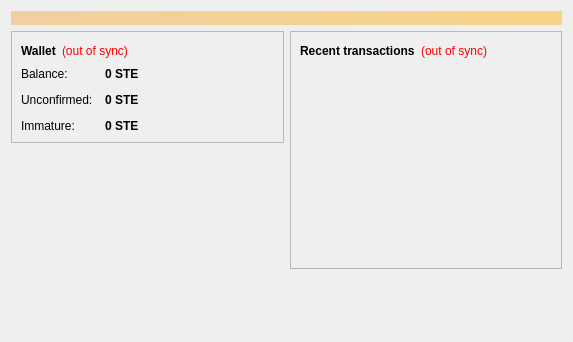
Qt form src/qt/forms/overviewpage.ui (stredle/stredle) before a commit.
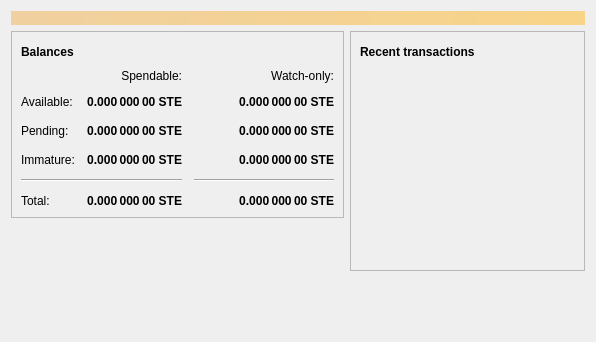
The same form after that commit. Icons and pictures are not drawn.

The edit to the form file:
```diff
--- a/src/qt/forms/overviewpage.ui
+++ b/src/qt/forms/overviewpage.ui
@@ -6,7 +6,7 @@
    <rect>
     <x>0</x>
     <y>0</y>
-    <width>573</width>
+    <width>596</width>
     <height>342</height>
    </rect>
   </property>
@@ -20,7 +20,7 @@
       <bool>false</bool>
      </property>
      <property name="styleSheet">
-      <string notr="true">background-color: qlineargradient(x1: 0, y1: 0, x2: 1, y2: 0, stop:0 #F0D0A0, stop:1 #F8D488); color:#000000;</string>
+      <string notr="true">QLabel { background-color: qlineargradient(x1: 0, y1: 0, x2: 1, y2: 0, stop:0 #F0D0A0, stop:1 #F8D488); color:#000000; }</string>
      </property>
      <property name="wordWrap">
       <bool>true</bool>
@@ -54,27 +54,197 @@
                </font>
               </property>
               <property name="text">
-               <string>Wallet</string>
+               <string>Balances</string>
               </property>
              </widget>
             </item>
             <item>
-             <widget class="QLabel" name="labelWalletStatus">
+             <widget class="QPushButton" name="labelWalletStatus">
+              <property name="enabled">
+               <bool>true</bool>
+              </property>
+              <property name="maximumSize">
+               <size>
+                <width>30</width>
+                <height>16777215</height>
+               </size>
+              </property>
               <property name="toolTip">
                <string>The displayed information may be out of date. Your wallet automatically synchronizes with the Stredle network after a connection is established, but this process has not completed yet.</string>
               </property>
-              <property name="styleSheet">
-               <string notr="true">QLabel { color: red; }</string>
-              </property>
               <property name="text">
-               <string notr="true">(out of sync)</string>
+               <string/>
               </property>
-              <property name="alignment">
-               <set>Qt::AlignLeading|Qt::AlignLeft|Qt::AlignVCenter</set>
+              <property name="icon">
+               <iconset resource="../bitcoin.qrc">
+                <normaloff>:/icons/warning</normaloff>
+                <disabledoff>:/icons/warning</disabledoff>:/icons/warning</iconset>
+              </property>
+              <property name="iconSize">
+               <size>
+                <width>24</width>
+                <height>24</height>
+               </size>
+              </property>
+              <property name="flat">
+               <bool>true</bool>
               </property>
              </widget>
             </item>
             <item>
+             <spacer name="horizontalSpacer_3">
+              <property name="orientation">
+               <enum>Qt::Horizontal</enum>
+              </property>
+              <property name="sizeHint" stdset="0">
+               <size>
+                <width>40</width>
+                <height>20</height>
+               </size>
+              </property>
+             </spacer>
+            </item>
+           </layout>
+          </item>
+          <item>
+           <layout class="QGridLayout" name="gridLayout">
+            <property name="spacing">
+             <number>12</number>
+            </property>
+            <item row="2" column="2">
+             <widget class="QLabel" name="labelWatchPending">
+              <property name="font">
+               <font>
+                <weight>75</weight>
+                <bold>true</bold>
+               </font>
+              </property>
+              <property name="cursor">
+               <cursorShape>IBeamCursor</cursorShape>
+              </property>
+              <property name="toolTip">
+               <string>Unconfirmed transactions to watch-only addresses</string>
+              </property>
+              <property name="text">
+               <string notr="true">0.000 000 00 STE</string>
+              </property>
+              <property name="alignment">
+               <set>Qt::AlignRight|Qt::AlignTrailing|Qt::AlignVCenter</set>
+              </property>
+              <property name="textInteractionFlags">
+               <set>Qt::LinksAccessibleByMouse|Qt::TextSelectableByKeyboard|Qt::TextSelectableByMouse</set>
+              </property>
+             </widget>
+            </item>
+            <item row="2" column="1">
+             <widget class="QLabel" name="labelUnconfirmed">
+              <property name="font">
+               <font>
+                <weight>75</weight>
+                <bold>true</bold>
+               </font>
+              </property>
+              <property name="cursor">
+               <cursorShape>IBeamCursor</cursorShape>
+              </property>
+              <property name="toolTip">
+               <string>Total of transactions that have yet to be confirmed, and do not yet count toward the spendable balance</string>
+              </property>
+              <property name="text">
+               <string notr="true">0.000 000 00 STE</string>
+              </property>
+              <property name="alignment">
+               <set>Qt::AlignRight|Qt::AlignTrailing|Qt::AlignVCenter</set>
+              </property>
+              <property name="textInteractionFlags">
+               <set>Qt::LinksAccessibleByMouse|Qt::TextSelectableByKeyboard|Qt::TextSelectableByMouse</set>
+              </property>
+             </widget>
+            </item>
+            <item row="3" column="2">
+             <widget class="QLabel" name="labelWatchImmature">
+              <property name="font">
+               <font>
+                <weight>75</weight>
+                <bold>true</bold>
+               </font>
+              </property>
+              <property name="cursor">
+               <cursorShape>IBeamCursor</cursorShape>
+              </property>
+              <property name="toolTip">
+               <string>Mined balance in watch-only addresses that has not yet matured</string>
+              </property>
+              <property name="text">
+               <string notr="true">0.000 000 00 STE</string>
+              </property>
+              <property name="alignment">
+               <set>Qt::AlignRight|Qt::AlignTrailing|Qt::AlignVCenter</set>
+              </property>
+              <property name="textInteractionFlags">
+               <set>Qt::LinksAccessibleByMouse|Qt::TextSelectableByKeyboard|Qt::TextSelectableByMouse</set>
+              </property>
+             </widget>
+            </item>
+            <item row="4" column="0" colspan="2">
+             <widget class="Line" name="line">
+              <property name="orientation">
+               <enum>Qt::Horizontal</enum>
+              </property>
+             </widget>
+            </item>
+            <item row="4" column="2">
+             <widget class="Line" name="lineWatchBalance">
+              <property name="sizePolicy">
+               <sizepolicy hsizetype="Preferred" vsizetype="Fixed">
+                <horstretch>0</horstretch>
+                <verstretch>0</verstretch>
+               </sizepolicy>
+              </property>
+              <property name="minimumSize">
+               <size>
+                <width>140</width>
+                <height>0</height>
+               </size>
+              </property>
+              <property name="orientation">
+               <enum>Qt::Horizontal</enum>
+              </property>
+             </widget>
+            </item>
+            <item row="5" column="0">
+             <widget class="QLabel" name="labelTotalText">
+              <property name="text">
+               <string>Total:</string>
+              </property>
+             </widget>
+            </item>
+            <item row="3" column="1">
+             <widget class="QLabel" name="labelImmature">
+              <property name="font">
+               <font>
+                <weight>75</weight>
+                <bold>true</bold>
+               </font>
+              </property>
+              <property name="cursor">
+               <cursorShape>IBeamCursor</cursorShape>
+              </property>
+              <property name="toolTip">
+               <string>Mined balance that has not yet matured</string>
+              </property>
+              <property name="text">
+               <string notr="true">0.000 000 00 STE</string>
+              </property>
+              <property name="alignment">
+               <set>Qt::AlignRight|Qt::AlignTrailing|Qt::AlignVCenter</set>
+              </property>
+              <property name="textInteractionFlags">
+               <set>Qt::LinksAccessibleByMouse|Qt::TextSelectableByKeyboard|Qt::TextSelectableByMouse</set>
+              </property>
+             </widget>
+            </item>
+            <item row="2" column="3">
              <spacer name="horizontalSpacer_2">
               <property name="orientation">
                <enum>Qt::Horizontal</enum>
@@ -87,28 +257,15 @@
               </property>
              </spacer>
             </item>
-           </layout>
-          </item>
-          <item>
-           <layout class="QFormLayout" name="formLayout_2">
-            <property name="fieldGrowthPolicy">
-             <enum>QFormLayout::AllNonFixedFieldsGrow</enum>
-            </property>
-            <property name="horizontalSpacing">
-             <number>12</number>
-            </property>
-            <property name="verticalSpacing">
-             <number>12</number>
-            </property>
-            <item row="0" column="0">
-             <widget class="QLabel" name="label">
+            <item row="3" column="0">
+             <widget class="QLabel" name="labelImmatureText">
               <property name="text">
-               <string>Balance:</string>
+               <string>Immature:</string>
               </property>
              </widget>
             </item>
-            <item row="0" column="1">
-             <widget class="QLabel" name="labelBalance">
+            <item row="5" column="1">
+             <widget class="QLabel" name="labelTotal">
               <property name="font">
                <font>
                 <weight>75</weight>
@@ -122,22 +279,60 @@
                <string>Your current balance</string>
               </property>
               <property name="text">
-               <string notr="true">0 STE</string>
+               <string notr="true">0.000 000 00 STE</string>
               </property>
+              <property name="alignment">
+               <set>Qt::AlignRight|Qt::AlignTrailing|Qt::AlignVCenter</set>
+              </property>
               <property name="textInteractionFlags">
                <set>Qt::LinksAccessibleByMouse|Qt::TextSelectableByKeyboard|Qt::TextSelectableByMouse</set>
               </property>
              </widget>
             </item>
+            <item row="5" column="2">
+             <widget class="QLabel" name="labelWatchTotal">
+              <property name="font">
+               <font>
+                <weight>75</weight>
+                <bold>true</bold>
+               </font>
+              </property>
+              <property name="cursor">
+               <cursorShape>IBeamCursor</cursorShape>
+              </property>
+              <property name="toolTip">
+               <string>Current total balance in watch-only addresses</string>
+              </property>
+              <property name="text">
+               <string notr="true">0.000 000 00 STE</string>
+              </property>
+              <property name="alignment">
+               <set>Qt::AlignRight|Qt::AlignTrailing|Qt::AlignVCenter</set>
+              </property>
+              <property name="textInteractionFlags">
+               <set>Qt::LinksAccessibleByMouse|Qt::TextSelectableByKeyboard|Qt::TextSelectableByMouse</set>
+              </property>
+             </widget>
+            </item>
+            <item row="0" column="2">
+             <widget class="QLabel" name="labelWatchonly">
+              <property name="text">
+               <string>Watch-only:</string>
+              </property>
+              <property name="alignment">
+               <set>Qt::AlignRight|Qt::AlignTrailing|Qt::AlignVCenter</set>
+              </property>
+             </widget>
+            </item>
             <item row="1" column="0">
-             <widget class="QLabel" name="label_3">
+             <widget class="QLabel" name="labelBalanceText">
               <property name="text">
-               <string>Unconfirmed:</string>
+               <string>Available:</string>
               </property>
              </widget>
             </item>
             <item row="1" column="1">
-             <widget class="QLabel" name="labelUnconfirmed">
+             <widget class="QLabel" name="labelBalance">
               <property name="font">
                <font>
                 <weight>75</weight>
@@ -151,7 +346,35 @@
                <string>Total of transactions that have yet to be confirmed, and do not yet count toward the current balance</string>
               </property>
               <property name="text">
-               <string notr="true">0 STE</string>
+               <string notr="true">0.000 000 00 STE</string>
+              </property>
+              <property name="alignment">
+               <set>Qt::AlignRight|Qt::AlignTrailing|Qt::AlignVCenter</set>
+              </property>
+              <property name="textInteractionFlags">
+               <set>Qt::LinksAccessibleByMouse|Qt::TextSelectableByKeyboard|Qt::TextSelectableByMouse</set>
+              </property>
+             </widget>
+            </item>
+            <item row="1" column="2">
+             <widget class="QLabel" name="labelWatchAvailable">
+              <property name="font">
+               <font>
+                <weight>75</weight>
+                <bold>true</bold>
+               </font>
+              </property>
+              <property name="cursor">
+               <cursorShape>IBeamCursor</cursorShape>
+              </property>
+              <property name="toolTip">
+               <string>Your current balance in watch-only addresses</string>
+              </property>
+              <property name="text">
+               <string notr="true">0.000 000 00 STE</string>
+              </property>
+              <property name="alignment">
+               <set>Qt::AlignRight|Qt::AlignTrailing|Qt::AlignVCenter</set>
               </property>
               <property name="textInteractionFlags">
                <set>Qt::LinksAccessibleByMouse|Qt::TextSelectableByKeyboard|Qt::TextSelectableByMouse</set>
@@ -159,28 +382,19 @@
              </widget>
             </item>
             <item row="2" column="0">
-             <widget class="QLabel" name="labelImmatureText">
+             <widget class="QLabel" name="labelPendingText">
               <property name="text">
-               <string>Immature:</string>
+               <string>Pending:</string>
               </property>
              </widget>
             </item>
-            <item row="2" column="1">
-             <widget class="QLabel" name="labelImmature">
-              <property name="font">
-               <font>
-                <weight>75</weight>
-                <bold>true</bold>
-               </font>
-              </property>
-              <property name="toolTip">
-               <string>Mined balance that has not yet matured</string>
-              </property>
+            <item row="0" column="1">
+             <widget class="QLabel" name="labelSpendable">
               <property name="text">
-               <string notr="true">0 STE</string>
+               <string>Spendable:</string>
               </property>
-              <property name="textInteractionFlags">
-               <set>Qt::LinksAccessibleByMouse|Qt::TextSelectableByKeyboard|Qt::TextSelectableByMouse</set>
+              <property name="alignment">
+               <set>Qt::AlignRight|Qt::AlignTrailing|Qt::AlignVCenter</set>
               </property>
              </widget>
             </item>
@@ -219,24 +433,47 @@
            <layout class="QHBoxLayout" name="horizontalLayout_2">
             <item>
              <widget class="QLabel" name="label_4">
+              <property name="font">
+               <font>
+                <weight>75</weight>
+                <bold>true</bold>
+               </font>
+              </property>
               <property name="text">
-               <string>&lt;b&gt;Recent transactions&lt;/b&gt;</string>
+               <string>Recent transactions</string>
               </property>
              </widget>
             </item>
             <item>
-             <widget class="QLabel" name="labelTransactionsStatus">
+             <widget class="QPushButton" name="labelTransactionsStatus">
+              <property name="enabled">
+               <bool>true</bool>
+              </property>
+              <property name="maximumSize">
+               <size>
+                <width>30</width>
+                <height>16777215</height>
+               </size>
+              </property>
               <property name="toolTip">
                <string>The displayed information may be out of date. Your wallet automatically synchronizes with the Stredle network after a connection is established, but this process has not completed yet.</string>
               </property>
-              <property name="styleSheet">
-               <string notr="true">QLabel { color: red; }</string>
-              </property>
               <property name="text">
-               <string notr="true">(out of sync)</string>
+               <string/>
               </property>
-              <property name="alignment">
-               <set>Qt::AlignRight|Qt::AlignTrailing|Qt::AlignVCenter</set>
+              <property name="icon">
+               <iconset resource="../bitcoin.qrc">
+                <normaloff>:/icons/warning</normaloff>
+                <disabledoff>:/icons/warning</disabledoff>:/icons/warning</iconset>
+              </property>
+              <property name="iconSize">
+               <size>
+                <width>24</width>
+                <height>24</height>
+               </size>
+              </property>
+              <property name="flat">
+               <bool>true</bool>
               </property>
              </widget>
             </item>
```
Left out of the diff: 7 changed lines with no effect on the pictures.
